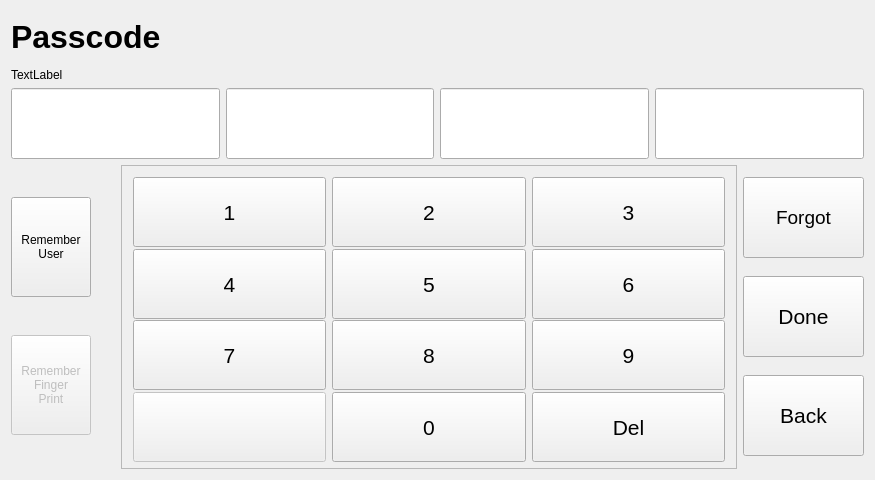
The window that v2.1/qt/passcode/passcode.ui (twschung/IoT-Smart-Scale) describes before a commit, drawn with Qt 5.
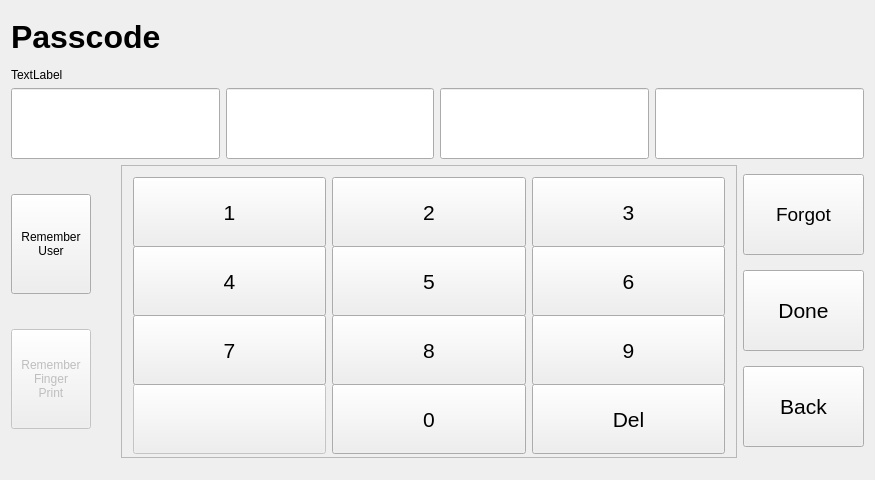
The same window after the commit.

Commit message: Reduced passcode.ui key size

What changed in the file:
```diff
--- a/v2.1/qt/passcode/passcode.ui
+++ b/v2.1/qt/passcode/passcode.ui
@@ -219,8 +219,8 @@
       <widget class="QFrame" name="frame">
        <property name="minimumSize">
         <size>
-         <width>470</width>
-         <height>270</height>
+         <width>450</width>
+         <height>240</height>
         </size>
        </property>
        <property name="font">
@@ -650,6 +650,19 @@
      </item>
     </layout>
    </item>
+   <item row="2" column="6">
+    <spacer name="verticalSpacer">
+     <property name="orientation">
+      <enum>Qt::Vertical</enum>
+     </property>
+     <property name="sizeHint" stdset="0">
+      <size>
+       <width>20</width>
+       <height>40</height>
+      </size>
+     </property>
+    </spacer>
+   </item>
   </layout>
   <zorder></zorder>
   <zorder></zorder>
```
Left out of the diff: 1 changed line with no effect on the pictures. The commit also changes 2 other files.
